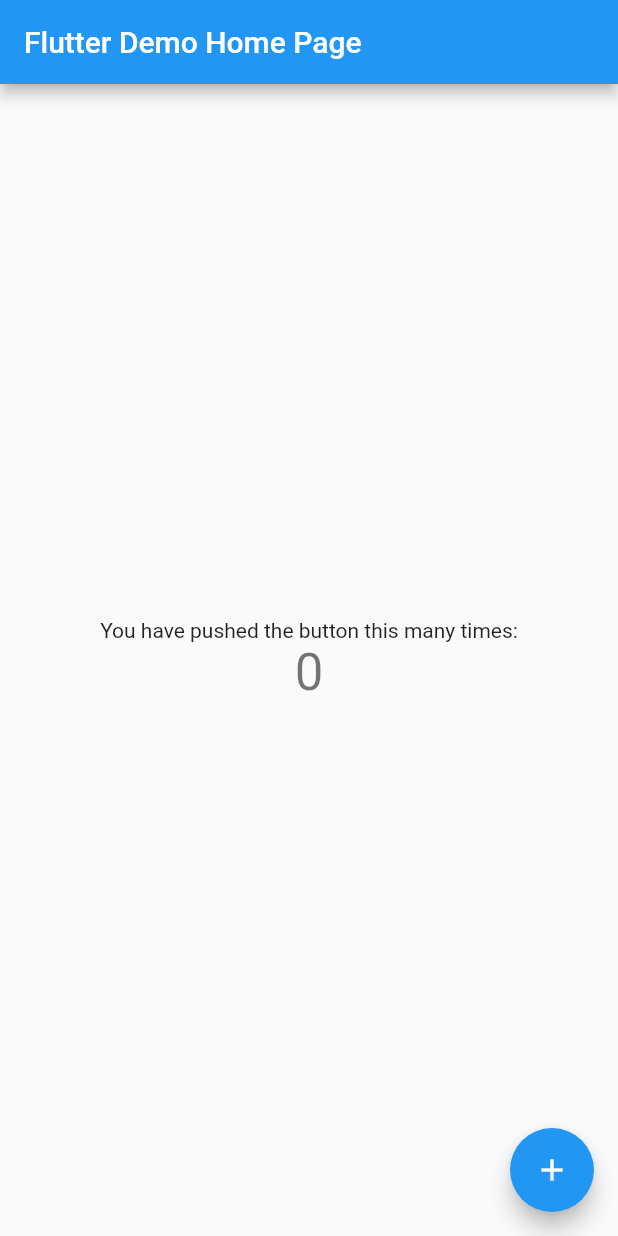
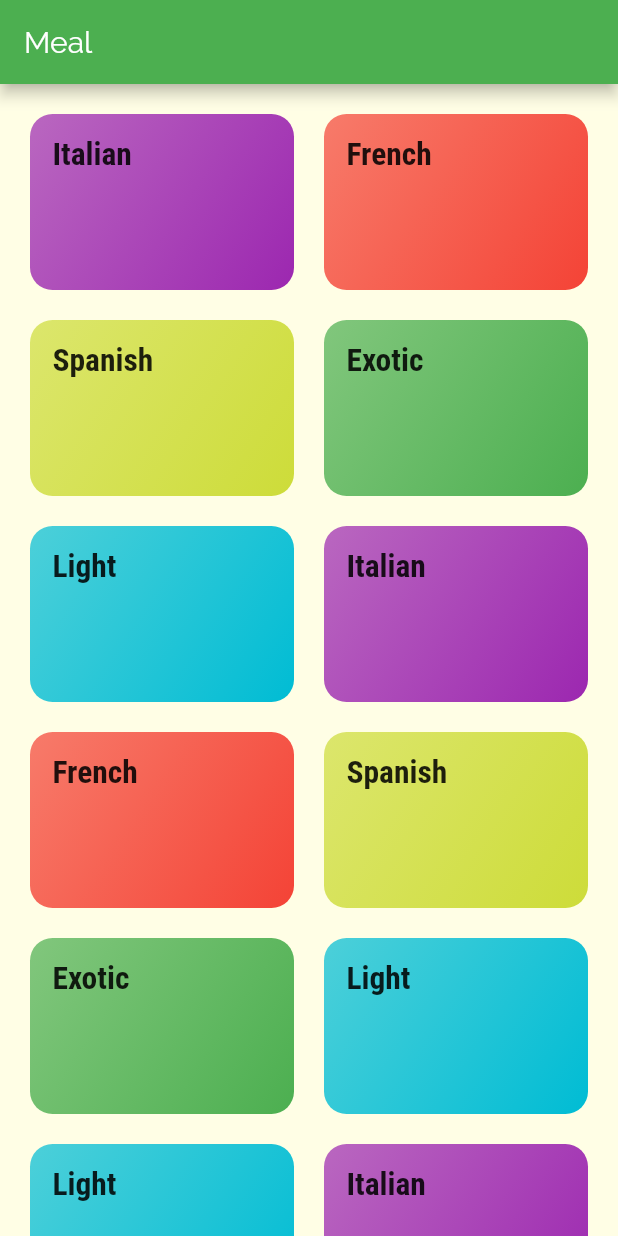
Before and after one commit to shaw8wit/meals-app, a Flutter app: the screen it shows after launch, on a phone screen of 412 x 824 dp. Run offline on Flutter 3.47's test engine with Material 2 defaults, Android fonts, the phone set to English and light mode, and no system bars.

Commit message:
Dummy Tests

```diff
--- /dev/null
+++ b/lib/categories_screen.dart
@@ -0,0 +1,34 @@
+import 'package:flutter/material.dart';
+import './dummy_data.dart';
+import './category_item.dart';
+
+class CategoriesScreen extends StatelessWidget {
+  @override
+  Widget build(BuildContext context) {
+    return Scaffold(
+      appBar: AppBar(
+        title: const Text(
+          'Meal',
+        ),
+      ),
+      body: GridView(
+        padding: const EdgeInsets.all(20),
+        children: DUMMY_CATEGORIES
+            .map(
+              (catData) => CategoryItem(
+                catData.id,
+                catData.title,
+                catData.color,
+              ),
+            )
+            .toList(),
+        gridDelegate: SliverGridDelegateWithMaxCrossAxisExtent(
+          maxCrossAxisExtent: 200,
+          childAspectRatio: 3 / 2,
+          crossAxisSpacing: 20,
+          mainAxisSpacing: 20,
+        ),
+      ),
+    );
+  }
+}
--- /dev/null
+++ b/lib/category_item.dart
@@ -0,0 +1,43 @@
+import 'package:flutter/material.dart';
+import './category_meals_screen.dart';
+
+class CategoryItem extends StatelessWidget {
+  final String title, id;
+  final Color color;
+
+  CategoryItem(this.id, this.title, this.color);
+
+  void selectCategory(BuildContext ctx) {
+    Navigator.of(ctx).pushNamed(CategoryMealsScreen.routeName, arguments: {
+      'id': id,
+      'title': title,
+    });
+  }
+
+  @override
+  Widget build(BuildContext context) {
+    return InkWell(
+      onTap: () => selectCategory(context),
+      splashColor: Theme.of(context).primaryColor,
+      borderRadius: BorderRadius.circular(15),
+      child: Container(
+        padding: const EdgeInsets.all(15),
+        child: Text(
+          title,
+          style: Theme.of(context).textTheme.title,
+        ),
+        decoration: BoxDecoration(
+          gradient: LinearGradient(
+            colors: [
+              color.withOpacity(0.7),
+              color,
+            ],
+            begin: Alignment.topLeft,
+            end: Alignment.bottomRight,
+          ),
+          borderRadius: BorderRadius.circular(15),
+        ),
+      ),
+    );
+  }
+}
--- /dev/null
+++ b/lib/category_meals_screen.dart
@@ -0,0 +1,23 @@
+import 'package:flutter/material.dart';
+
+class CategoryMealsScreen extends StatelessWidget {
+  static const routeName='/category-meals';
+  // final String categoryId,categoryTitle;
+
+  // CategoryMealsScreen(this.categoryId,this.categoryTitle);
+
+  @override
+  Widget build(BuildContext context) {
+    final routeArgs =
+        ModalRoute.of(context).settings.arguments as Map<String, String>;
+    final categoryTitle = routeArgs['title'], categoryId = routeArgs['id'];
+    return Scaffold(
+      appBar: AppBar(
+        title: Text(categoryTitle),
+      ),
+      body: Center(
+        child: Text('Recipes!'),
+      ),
+    );
+  }
+}
--- /dev/null
+++ b/lib/dummy_data.dart
@@ -0,0 +1,75 @@
+import 'package:flutter/material.dart';
+import './models/category.dart';
+
+const DUMMY_CATEGORIES = const[
+  Category(
+    id: 'c1',
+    title: 'Italian',
+    color: Colors.purple,
+  ),
+  Category(
+    id: 'c2',
+    title: 'French',
+    color: Colors.red,
+  ),
+  Category(
+    id: 'c3',
+    title: 'Spanish',
+    color: Colors.lime,
+  ),
+  Category(
+    id: 'c4',
+    title: 'Exotic',
+    color: Colors.green,
+  ),
+  Category(
+    id: 'c5',
+    title: 'Light',
+    color: Colors.cyan,
+  ),
+  Category(
+    id: 'c1',
+    title: 'Italian',
+    color: Colors.purple,
+  ),
+  Category(
+    id: 'c2',
+    title: 'French',
+    color: Colors.red,
+  ),
+  Category(
+    id: 'c3',
+    title: 'Spanish',
+    color: Colors.lime,
+  ),
+  Category(
+    id: 'c4',
+    title: 'Exotic',
+    color: Colors.green,
+  ),
+  Category(
+    id: 'c5',
+    title: 'Light',
+    color: Colors.cyan,
+  ),
+  Category(
+    id: 'c5',
+    title: 'Light',
+    color: Colors.cyan,
+  ),
+  Category(
+    id: 'c1',
+    title: 'Italian',
+    color: Colors.purple,
+  ),
+  Category(
+    id: 'c2',
+    title: 'French',
+    color: Colors.red,
+  ),
+  Category(
+    id: 'c3',
+    title: 'Spanish',
+    color: Colors.lime,
+  ),
+];
--- a/lib/main.dart
+++ b/lib/main.dart
@@ -1,111 +1,40 @@
 import 'package:flutter/material.dart';
+import 'package:meals_app/category_meals_screen.dart';
+import './categories_screen.dart';
 
 void main() => runApp(MyApp());
 
 class MyApp extends StatelessWidget {
-  // This widget is the root of your application.
   @override
   Widget build(BuildContext context) {
     return MaterialApp(
-      title: 'Flutter Demo',
+      debugShowCheckedModeBanner: false,
+      title: 'Meals App',
       theme: ThemeData(
-        // This is the theme of your application.
-        //
-        // Try running your application with "flutter run". You'll see the
-        // application has a blue toolbar. Then, without quitting the app, try
-        // changing the primarySwatch below to Colors.green and then invoke
-        // "hot reload" (press "r" in the console where you ran "flutter run",
-        // or simply save your changes to "hot reload" in a Flutter IDE).
-        // Notice that the counter didn't reset back to zero; the application
-        // is not restarted.
-        primarySwatch: Colors.blue,
+        primarySwatch: Colors.green,
+        accentColor: Colors.greenAccent,
+        canvasColor: Color.fromRGBO(255, 254, 229, 1),
+        fontFamily: 'Raleway',
+        textTheme: ThemeData.light().textTheme.copyWith(
+              body1: TextStyle(
+                color: Color.fromRGBO(20, 51, 51, 1),
+              ),
+              body2: TextStyle(
+                color: Color.fromRGBO(20, 51, 51, 1),
+              ),
+              title: TextStyle(
+                fontSize: 21,
+                fontFamily: 'RobotoCondensed',
+                fontWeight: FontWeight.bold,
+              ),
+            ),
       ),
-      home: MyHomePage(title: 'Flutter Demo Home Page'),
+      // home: CategoriesScreen(),
+      initialRoute: '/',
+      routes: {
+        '/': (ctx) => CategoriesScreen(),
+        CategoryMealsScreen.routeName: (ctx) => CategoryMealsScreen(),
+      },
     );
   }
 }
-
-class MyHomePage extends StatefulWidget {
-  MyHomePage({Key key, this.title}) : super(key: key);
-
-  // This widget is the home page of your application. It is stateful, meaning
-  // that it has a State object (defined below) that contains fields that affect
-  // how it looks.
-
-  // This class is the configuration for the state. It holds the values (in this
-  // case the title) provided by the parent (in this case the App widget) and
-  // used by the build method of the State. Fields in a Widget subclass are
-  // always marked "final".
-
-  final String title;
-
-  @override
-  _MyHomePageState createState() => _MyHomePageState();
-}
-
-class _MyHomePageState extends State<MyHomePage> {
-  int _counter = 0;
-
-  void _incrementCounter() {
-    setState(() {
-      // This call to setState tells the Flutter framework that something has
-      // changed in this State, which causes it to rerun the build method below
-      // so that the display can reflect the updated values. If we changed
-      // _counter without calling setState(), then the build method would not be
-      // called again, and so nothing would appear to happen.
-      _counter++;
-    });
-  }
-
-  @override
-  Widget build(BuildContext context) {
-    // This method is rerun every time setState is called, for instance as done
-    // by the _incrementCounter method above.
-    //
-    // The Flutter framework has been optimized to make rerunning build methods
-    // fast, so that you can just rebuild anything that needs updating rather
-    // than having to individually change instances of widgets.
-    return Scaffold(
-      appBar: AppBar(
-        // Here we take the value from the MyHomePage object that was created by
-        // the App.build method, and use it to set our appbar title.
-        title: Text(widget.title),
-      ),
-      body: Center(
-        // Center is a layout widget. It takes a single child and positions it
-        // in the middle of the parent.
-        child: Column(
-          // Column is also a layout widget. It takes a list of children and
-          // arranges them vertically. By default, it sizes itself to fit its
-          // children horizontally, and tries to be as tall as its parent.
-          //
-          // Invoke "debug painting" (press "p" in the console, choose the
-          // "Toggle Debug Paint" action from the Flutter Inspector in Android
-          // Studio, or the "Toggle Debug Paint" command in Visual Studio Code)
-          // to see the wireframe for each widget.
-          //
-          // Column has various properties to control how it sizes itself and
-          // how it positions its children. Here we use mainAxisAlignment to
-          // center the children vertically; the main axis here is the vertical
-          // axis because Columns are vertical (the cross axis would be
-          // horizontal).
-          mainAxisAlignment: MainAxisAlignment.center,
-          children: <Widget>[
-            Text(
-              'You have pushed the button this many times:',
-            ),
-            Text(
-              '$_counter',
-              style: Theme.of(context).textTheme.display1,
-            ),
-          ],
-        ),
-      ),
-      floatingActionButton: FloatingActionButton(
-        onPressed: _incrementCounter,
-        tooltip: 'Increment',
-        child: Icon(Icons.add),
-      ), // This trailing comma makes auto-formatting nicer for build methods.
-    );
-  }
-}
--- /dev/null
+++ b/lib/models/category.dart
@@ -0,0 +1,12 @@
+import 'package:flutter/material.dart';
+
+class Category {
+  final String id, title;
+  final Color color;
+
+  const Category({
+    @required this.id,
+    @required this.title,
+    this.color = Colors.orange,
+  });
+}
```
Also changed, not shown: pubspec.yaml (+18 -6 lines), assets/fonts/Raleway-Black.ttf (added), assets/fonts/Raleway-Bold.ttf (added), assets/fonts/Raleway-Regular.ttf (added), assets/fonts/RobotoCondensed-Bold.ttf (added), assets/fonts/RobotoCondensed-Italic.ttf (added), assets/fonts/RobotoCondensed-Light.ttf (added), assets/fonts/RobotoCondensed-Regular.ttf (added).
